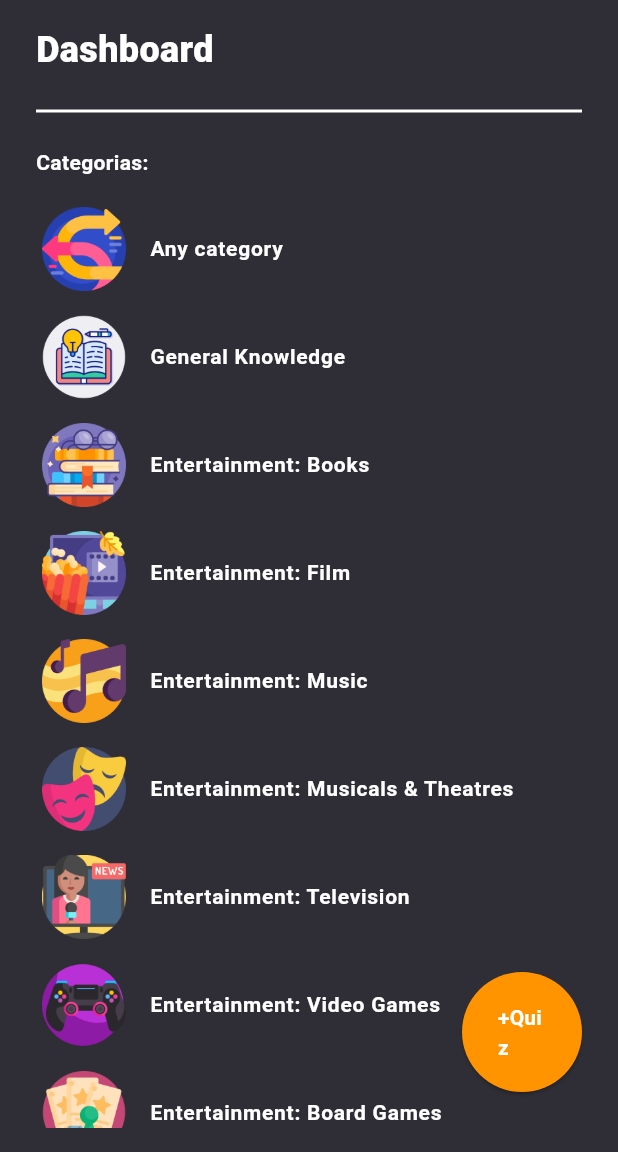
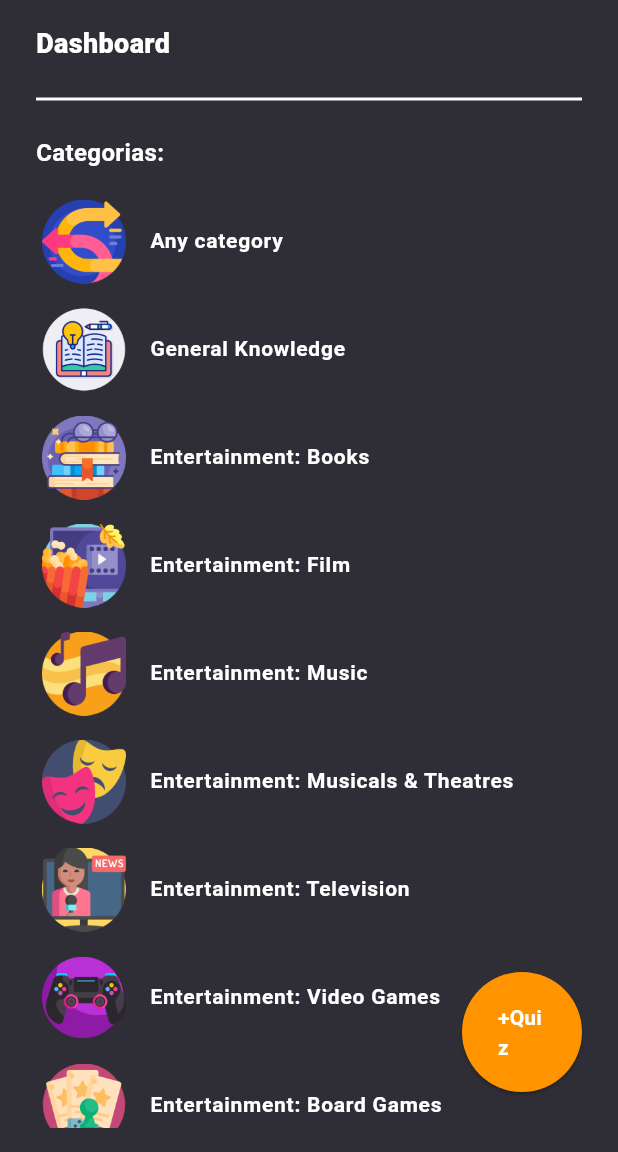
Before and after one commit to pedrohso7/happiness_quiz, a Flutter app: the screen it shows after launch, on a phone screen of 412 x 824 dp, the part 84-1236 px from its top. Run offline on Flutter 3.47's test engine with Material 2 defaults, Android fonts, the light colour scheme and no system bars; our stand-ins replace dio, equatable, flutter_bloc, get_it, go_router.

Commit message:
feat: add app text style font sizes.

```diff
--- a/lib/core/constants/text_style.dart
+++ b/lib/core/constants/text_style.dart
@@ -16,7 +16,9 @@ class AppFontSizes {
   static const double s10 = 10.0;
   static const double s12 = 12.0;
   static const double s14 = 14.0;
-  static const double s16 = 14.0;
+  static const double s16 = 16.0;
+  static const double s18 = 18.0;
+  static const double s20 = 20.0;
   static const double s24 = 24.0;
   static const double s32 = 32.0;
   static const double s36 = 36.0;
@@ -27,7 +29,7 @@ class AppTextStyles {
   static const TextStyle title = TextStyle(
     color: AppColors.white,
     fontWeight: AppFontWeights.ultraBold,
-    fontSize: AppFontSizes.s24,
+    fontSize: AppFontSizes.s18,
   );
 
   static const TextStyle subTitle = TextStyle(
```
